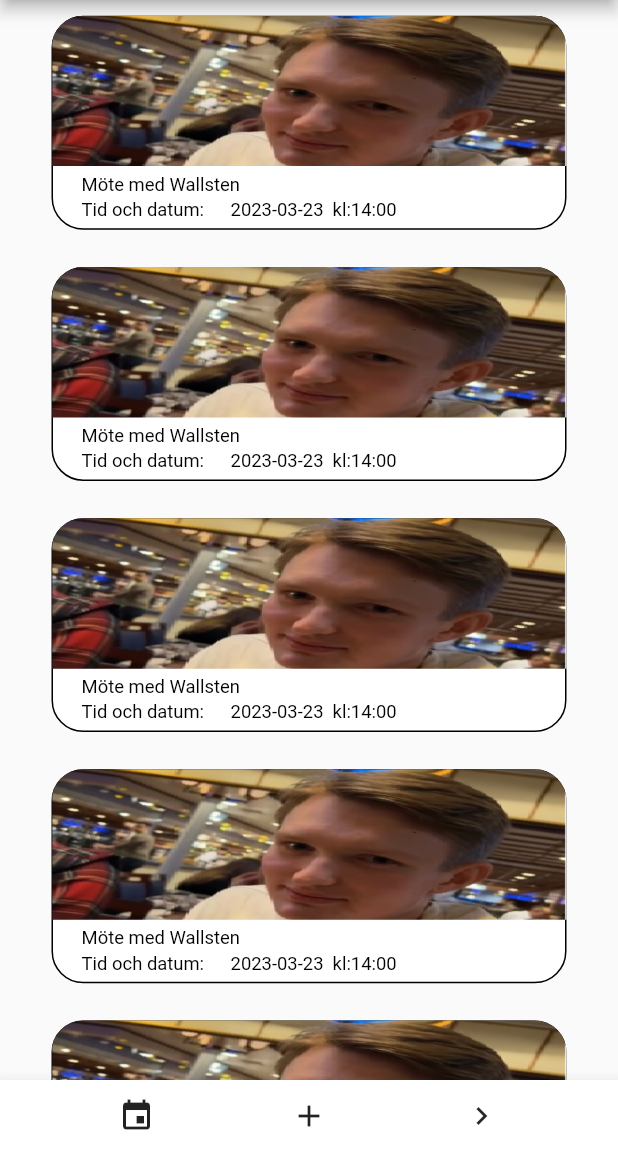
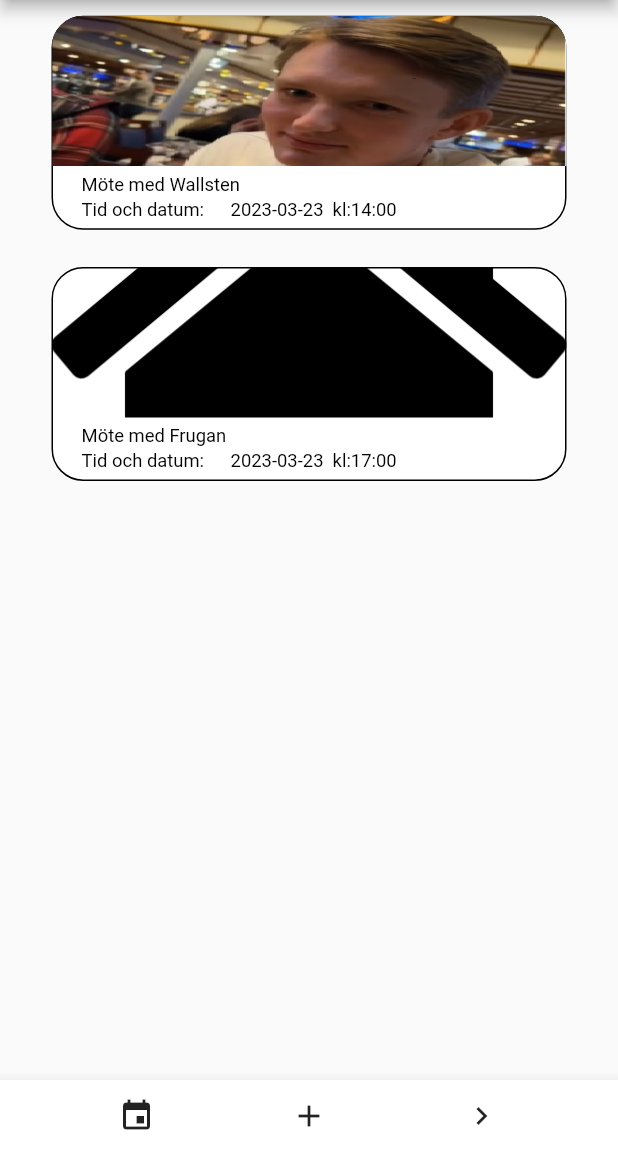
Before and after one commit to hjalmardahlberg/Cerium, a Flutter app: the screen it shows after launch, on a phone screen of 412 x 824 dp, the part 84-1236 px from its top. Run offline on Flutter 3.47's test engine with Material 2 defaults, Android fonts, the light colour scheme and no system bars.

Commit message:
eventList added

```diff
--- a/lib/Homepage.dart
+++ b/lib/Homepage.dart
@@ -14,12 +14,58 @@ class MyHomePage extends StatefulWidget {
 class _MyHomePageState extends State<MyHomePage> {
   @override
   Widget build(BuildContext context) {
+    List<Widget> eventList = <Widget>[];
     double baseWidth = 390;
     double fem = MediaQuery.of(context).size.width / baseWidth;
     double ffem = fem * 0.97;
     double width = MediaQuery.of(context).size.width;
     double height = MediaQuery.of(context).size.height;
-     final appbar = AppBar(
+     final appbar = finalAppBar();
+
+     final bottomNavigationBar = finalBottomAppBar(context);
+
+     eventList.add(EventBox('images/Widewallsten.jpg','2023-03-23  kl:14:00', 'Möte med Wallsten',fem, ffem,width,height, appbar, bottomNavigationBar,context));
+     eventList.add(EventBox('images/home.png','2023-03-23  kl:17:00', 'Möte med Frugan',fem, ffem,width,height, appbar, bottomNavigationBar,context));
+
+    return Scaffold(
+      appBar: appbar,
+      body: ListView(
+        children: eventList,
+      ),
+
+        bottomNavigationBar: bottomNavigationBar,
+    ); // This trailing comma makes auto-formatting nicer for build methods.
+  }
+
+  BottomAppBar finalBottomAppBar(BuildContext context) {
+    return BottomAppBar(
+     child: Row(
+       mainAxisAlignment: MainAxisAlignment.spaceEvenly,
+       children: <Widget>[
+         IconButton(
+           icon: Icon(Icons.event),
+           onPressed: () {},
+         ),
+         IconButton(
+           icon: Icon(Icons.add),
+           onPressed: () {
+             Navigator.push(
+               context,
+               MaterialPageRoute(builder: (_) => NextPage()),
+             );
+           },
+         ),
+         IconButton(
+           icon: Icon(Icons.navigate_next),
+           onPressed: () {},
+         ),
+       ],
+     ),
+   );
+  }
+
+  AppBar finalAppBar() {
+    return AppBar(
       backgroundColor: Colors.red.shade800,
       titleSpacing: 0,
       title: Row(
@@ -48,51 +94,10 @@ class _MyHomePageState extends State<MyHomePage> {
         ],
       ),
     );
-
-     final bottomNavigationBar = BottomAppBar(
-       child: Row(
-         mainAxisAlignment: MainAxisAlignment.spaceEvenly,
-         children: <Widget>[
-           IconButton(
-             icon: Icon(Icons.event),
-             onPressed: () {},
-           ),
-           IconButton(
-             icon: Icon(Icons.add),
-             onPressed: () {
-               Navigator.push(
-                 context,
-                 MaterialPageRoute(builder: (_) => NextPage()),
-               );
-             },
-           ),
-           IconButton(
-             icon: Icon(Icons.navigate_next),
-             onPressed: () {},
-           ),
-         ],
-       ),
-     );
-
-    return Scaffold(
-      appBar: appbar,
-      body: ListView.builder(
-        itemBuilder: (_, index) { return
-
-          EventBox(fem, ffem,width,height, appbar, bottomNavigationBar,context);},),
-
-
-
-
-        bottomNavigationBar: bottomNavigationBar,
-    ); // This trailing comma makes auto-formatting nicer for build methods.
   }
   }
 
-    Container EventBox(double fem, double ffem,double width,double height,appbar,bottomNavigationBar,context) {
-      String eventImage = 'images/Widewallsten.jpg';
-      String eventTime = '2023-03-23  kl:14:00';
-      String eventName = 'Möte med Wallsten';
+    Container EventBox(String eventImage,String eventTime,String eventName,double fem, double ffem,double width,double height,appbar,bottomNavigationBar,context) {
       return Container(
         // event3JfJ (23:33)
         margin: EdgeInsets.fromLTRB(width/12, 10*fem, 0*fem, 10*fem),
```
Lines whose indentation alone changed are shown as unchanged.
